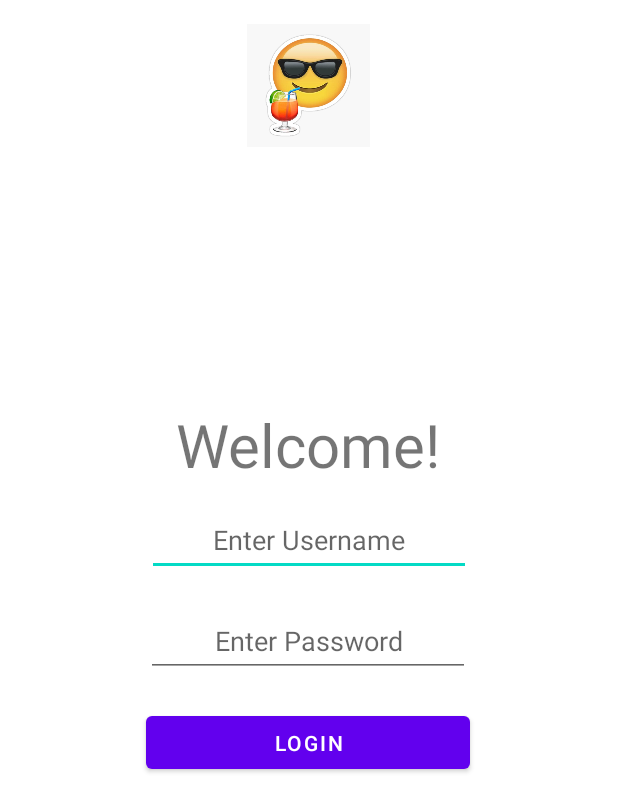
After one commit to icodealittle/NUMASSU22_Assignment8, an Android app: the layout login.xml on its own in the app's theme, with its tools: preview values and no code run, on a phone screen of 412 x 824 dp. The commit adds this screen. Shown: the top 812 px of the screen. Run offline under Robolectric (Android 15) with nearby library versions, the phone set to English and light mode, and no system bars.

Commit message:
Login layout: got the layout done but need to go back for UI/UX design

```diff
--- /dev/null
+++ b/app/src/main/res/layout/login.xml
@@ -0,0 +1,75 @@
+<?xml version="1.0" encoding="utf-8"?>
+<androidx.constraintlayout.widget.ConstraintLayout xmlns:android="http://schemas.android.com/apk/res/android"
+    xmlns:app="http://schemas.android.com/apk/res-auto"
+    android:layout_width="match_parent"
+    android:layout_height="match_parent">
+    <!--    android:background="@color/white">-->
+
+
+    <ImageView
+        android:id="@+id/logo_emoji"
+        android:layout_width="158dp"
+        android:layout_height="82dp"
+        android:layout_marginTop="16dp"
+        android:layout_marginBottom="303dp"
+        app:layout_constraintBottom_toTopOf="@+id/login_btn"
+        app:layout_constraintEnd_toEndOf="parent"
+        app:layout_constraintHorizontal_bias="0.499"
+        app:layout_constraintStart_toStartOf="parent"
+        app:layout_constraintTop_toTopOf="parent"
+        app:layout_constraintVertical_bias="0.0"
+        app:srcCompat="@drawable/logo" />
+
+    <TextView
+        android:id="@+id/welcome_msg"
+        android:layout_width="216dp"
+        android:layout_height="47dp"
+        android:gravity="center"
+        android:text="@string/welcome_user"
+        android:textSize="40dp"
+        app:layout_constraintBottom_toBottomOf="parent"
+        app:layout_constraintEnd_toEndOf="parent"
+        app:layout_constraintHorizontal_bias="0.497"
+        app:layout_constraintStart_toStartOf="parent"
+        app:layout_constraintTop_toBottomOf="@+id/logo_emoji"
+        app:layout_constraintVertical_bias="0.252" />
+
+    <EditText
+        android:id="@+id/username"
+        android:layout_width="216dp"
+        android:layout_height="47dp"
+        android:layout_marginTop="20dp"
+        android:gravity="center"
+        android:hint="@string/user_prompt"
+        app:layout_constraintEnd_toEndOf="parent"
+        app:layout_constraintHorizontal_bias="0.499"
+        app:layout_constraintStart_toStartOf="parent"
+        app:layout_constraintTop_toBottomOf="@+id/welcome_msg" />
+
+    <EditText
+        android:id="@+id/password"
+        android:layout_width="216dp"
+        android:layout_height="47dp"
+        android:layout_marginTop="20dp"
+        android:gravity="center"
+        android:hint="@string/pass_prompt"
+        android:inputType="textPassword"
+        app:layout_constraintEnd_toEndOf="parent"
+        app:layout_constraintHorizontal_bias="0.497"
+        app:layout_constraintStart_toStartOf="parent"
+        app:layout_constraintTop_toBottomOf="@+id/username" />
+
+    <Button
+        android:id="@+id/login_btn"
+        android:layout_width="216dp"
+        android:layout_height="47dp"
+        android:layout_marginTop="20dp"
+        android:gravity="center"
+        android:text="@string/log_btn"
+        app:layout_constraintEnd_toEndOf="parent"
+        app:layout_constraintHorizontal_bias="0.497"
+        app:layout_constraintStart_toStartOf="parent"
+        app:layout_constraintTop_toBottomOf="@+id/password"
+        app:layout_constraintVertical_bias="0.764" />
+
+</androidx.constraintlayout.widget.ConstraintLayout>
--- a/app/src/main/res/values/strings.xml
+++ b/app/src/main/res/values/strings.xml
@@ -6,4 +6,5 @@
     <string name="send">Send Stickers</string>
     <string name="hist_chat">Chat history or send more stickers</string>
     <string name="user">Username</string>
+    <string name="welcome_user">Welcome!</string>
 </resources>
```
Also changed, not shown: app/src/main/res/drawable/logo.jpg (added).
